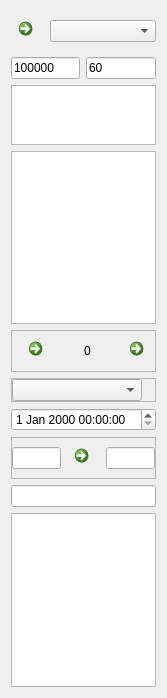
First picture: the form in support_win.ui, repository dekarh/support, before the edit.
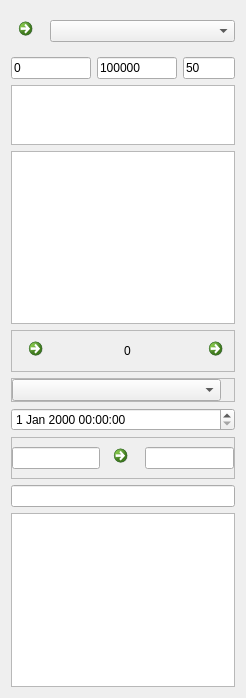
Second picture: the form after the edit. Icons and pictures are not drawn.

```diff
--- a/support_win.ui
+++ b/support_win.ui
@@ -6,7 +6,7 @@
    <rect>
     <x>0</x>
     <y>0</y>
-    <width>149</width>
+    <width>246</width>
     <height>698</height>
    </rect>
   </property>
@@ -91,7 +91,14 @@
        <number>0</number>
       </property>
       <item>
-       <widget class="QLineEdit" name="leCost">
+       <widget class="QLineEdit" name="leCostMin">
+        <property name="text">
+         <string>0</string>
+        </property>
+       </widget>
+      </item>
+      <item>
+       <widget class="QLineEdit" name="leCostMax">
         <property name="text">
          <string>100000</string>
         </property>
@@ -99,8 +106,14 @@
       </item>
       <item>
        <widget class="QLineEdit" name="leComission">
+        <property name="maximumSize">
+         <size>
+          <width>80</width>
+          <height>16777215</height>
+         </size>
+        </property>
         <property name="text">
-         <string>60</string>
+         <string>50</string>
         </property>
        </widget>
       </item>
```
